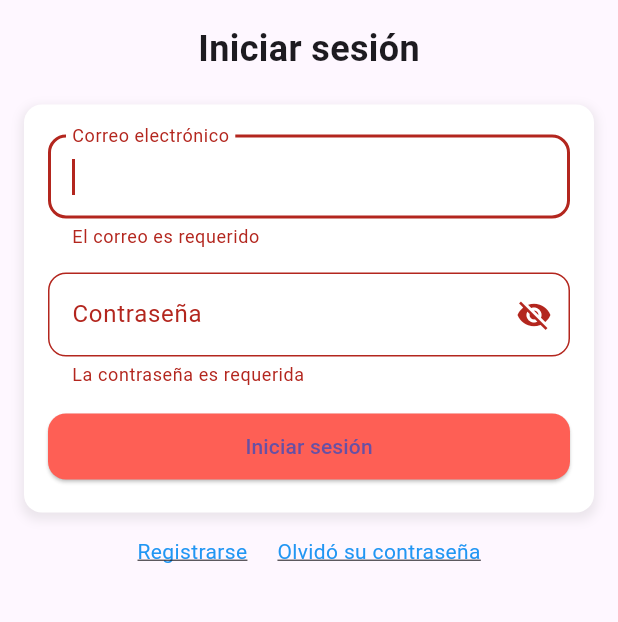
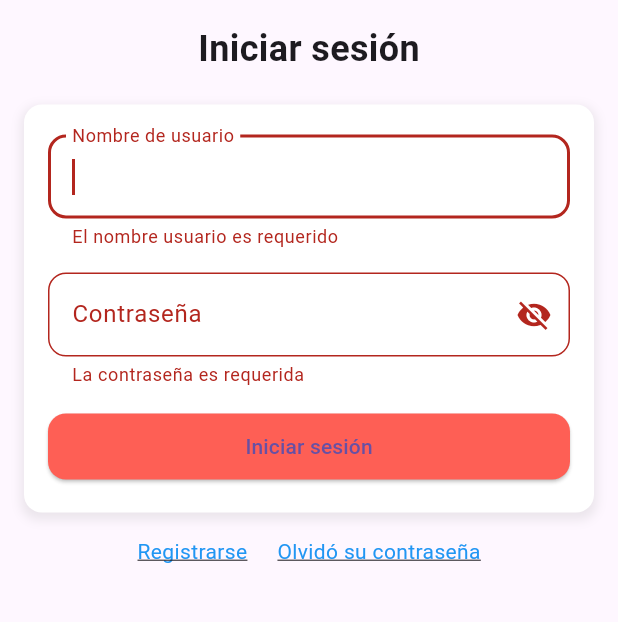
Before and after one commit to AplicacionesMoviles-WS64/FastLearners-FrontEnd, a Flutter app: the screen it shows after launch, after a tap on "Iniciar sesión", on a phone screen of 412 x 824 dp, the part 470-1092 px from its top. Run offline on Flutter 3.47's test engine with Material 3 defaults, Android fonts, the phone set to English and light mode, and no system bars; network calls fail.

Commit message:
feat: connect login to backend

```diff
--- a/lib/login_screen.dart
+++ b/lib/login_screen.dart
@@ -1,7 +1,7 @@
 import 'package:fastlearners_frontend_flutter/home_screen.dart';
 import 'package:flutter/material.dart';
 import 'register_screen.dart';
-import '../database/db.dart';
+import '../database/api_service.dart';
 import '../modelo/usuarios.dart';
 
 class LoginScreen extends StatefulWidget {
@@ -11,19 +11,15 @@ class LoginScreen extends StatefulWidget {
 
 class _LoginScreenState extends State<LoginScreen> {
   final _formKey = GlobalKey<FormState>();
-  final TextEditingController _emailController = TextEditingController();
+  final TextEditingController _usernameController = TextEditingController();
   final TextEditingController _passwordController = TextEditingController();
   bool _isPasswordVisible = false;
   bool _isLoading = false;
-  final DB _databaseHelper = DB();
+  final APIService _apiService = APIService();
 
-  String? _validateEmail(String? value) {
+  String? _validateUsername(String? value) {
     if (value == null || value.isEmpty) {
-      return 'El correo es requerido';
-    }
-    final emailRegex = RegExp(r'^[^@]+@[^@]+\.[^@]+');
-    if (!emailRegex.hasMatch(value)) {
-      return 'Ingresa un correo válido';
+      return 'El nombre usuario es requerido';
     }
     return null;
   }
@@ -45,10 +41,10 @@ class _LoginScreenState extends State<LoginScreen> {
       });
 
       // Validar las credenciales con la base de datos
-      String correo = _emailController.text;
+      String username = _usernameController.text;
       String password = _passwordController.text;
 
-      Usuario? usuario = await _databaseHelper.getUserByCredentials(correo, password);
+      Usuario? usuario = await _apiService.getUserByCredentials(username, password);
 
       setState(() {
         _isLoading = false;
@@ -65,7 +61,7 @@ class _LoginScreenState extends State<LoginScreen> {
       } else {
         // Mostrar error si las credenciales no son válidas
         ScaffoldMessenger.of(context).showSnackBar(
-          SnackBar(content: Text('Correo o contraseña incorrectos')),
+          SnackBar(content: Text('Nombre de usuario o contraseña incorrectos')),
         );
       }
     }
@@ -120,16 +116,15 @@ class _LoginScreenState extends State<LoginScreen> {
                       Container(
                         margin: EdgeInsets.only(bottom: 16),
                         child: TextFormField(
-                          controller: _emailController,
+                          controller: _usernameController,
                           decoration: InputDecoration(
-                            labelText: 'Correo electrónico',
+                            labelText: 'Nombre de usuario',
                             border: OutlineInputBorder(
                               borderRadius: BorderRadius.circular(12.0),
                             ),
                           ),
-                          keyboardType: TextInputType.emailAddress,
                           autofocus: true,
-                          validator: _validateEmail,
+                          validator: _validateUsername,
                         ),
                       ),
                       Container(
--- /dev/null
+++ b/lib/modelo/repositorio.dart
@@ -0,0 +1,41 @@
+class Repositorio {
+  int? id;
+  String name;
+  String description;
+  String visibility;
+  bool includeReadme;
+  bool includeGitignore;
+  String collaborators;
+
+  Repositorio({
+    this.id,
+    required this.name,
+    required this.description,
+    required this.visibility,
+    required this.includeReadme,
+    required this.includeGitignore,
+    required this.collaborators,
+  });
+
+
+  Map<String, dynamic> toMap() {
+    return {
+      'id': id,
+      'nombre': name,
+      'descripcion': description,
+      'visibilidad': visibility,
+      'incluirReadme': includeReadme ? 1 : 0,
+      'incluirGitignore': includeGitignore ? 1 : 0,
+      'colaboradores': collaborators,
+    };
+  }
+
+  Repositorio.fromMap(Map<String, dynamic> map)
+      : id = map["id"],
+        name = map["nombre"],
+        description = map["descripcion"],
+        visibility = map["visibilidad"],
+        includeReadme = map["incluirReadme"] == 1,
+        includeGitignore = map["incluirGitignore"] == 1,
+        collaborators = map["colaboradores"];
+}
--- a/lib/modelo/usuarios.dart
+++ b/lib/modelo/usuarios.dart
@@ -22,9 +22,9 @@ class Usuario {
   }
 
   // Crear un objeto Usuario a partir de un Map proveniente de la base de datos
-  Usuario.fromMap(Map<String, dynamic> res)
-      : id = res["id"],
+  Usuario.fromMap(Map<String, dynamic> res):
+        id = res["id"],
         nombre = res["nombre"],
-        correo = res["correo"],
-        password = res["password"];
+        correo = "",
+        password = "";
 }
--- a/pubspec.yaml
+++ b/pubspec.yaml
@@ -39,6 +39,7 @@ dependencies:
   # Use with the CupertinoIcons class for iOS style icons.
   cupertino_icons: ^1.0.8
   sqflite: ^2.4.0
+  sqflite_common_ffi: ^2.0.0+4
   path: ^1.9.0
 
 
```
Also changed, not shown: lib/createrepository_screen.dart (+28 -0 lines), lib/database/api_service.dart (added, +117 -0 lines), lib/database/db.dart (deleted, +0 -48 lines), lib/pay_method_screen.dart (+6 -8 lines), lib/register_screen.dart (+7 -3 lines), lib/repository_screen.dart (+14 -0 lines), lib/viewrepositories_Screen.dart (+46 -32 lines), pubspec.lock, 2 other files.
